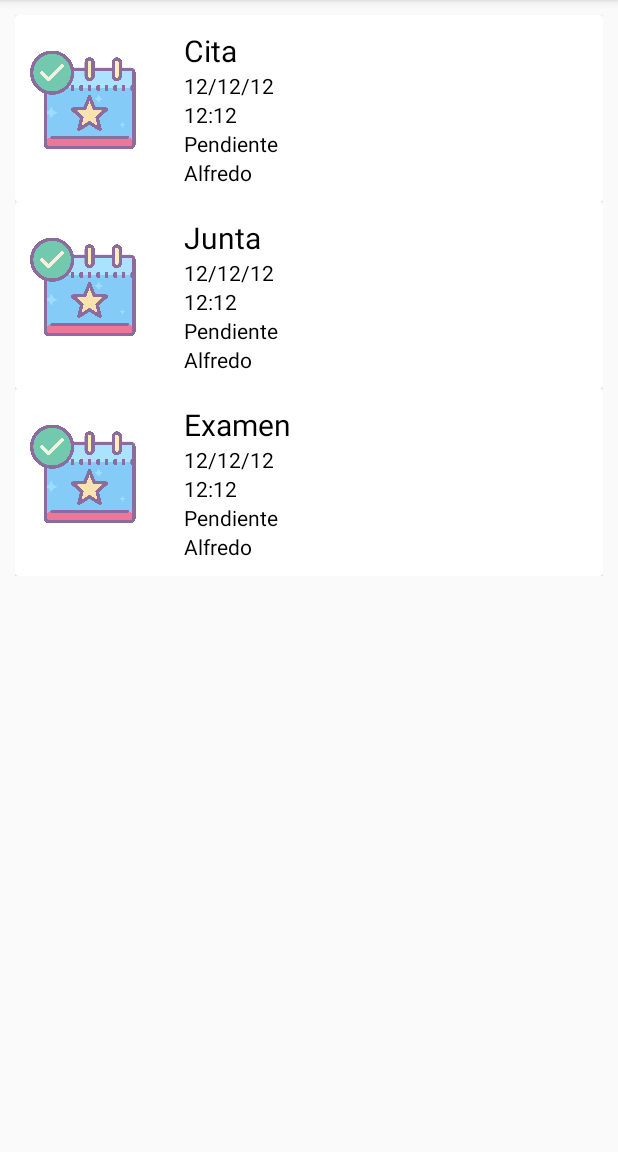
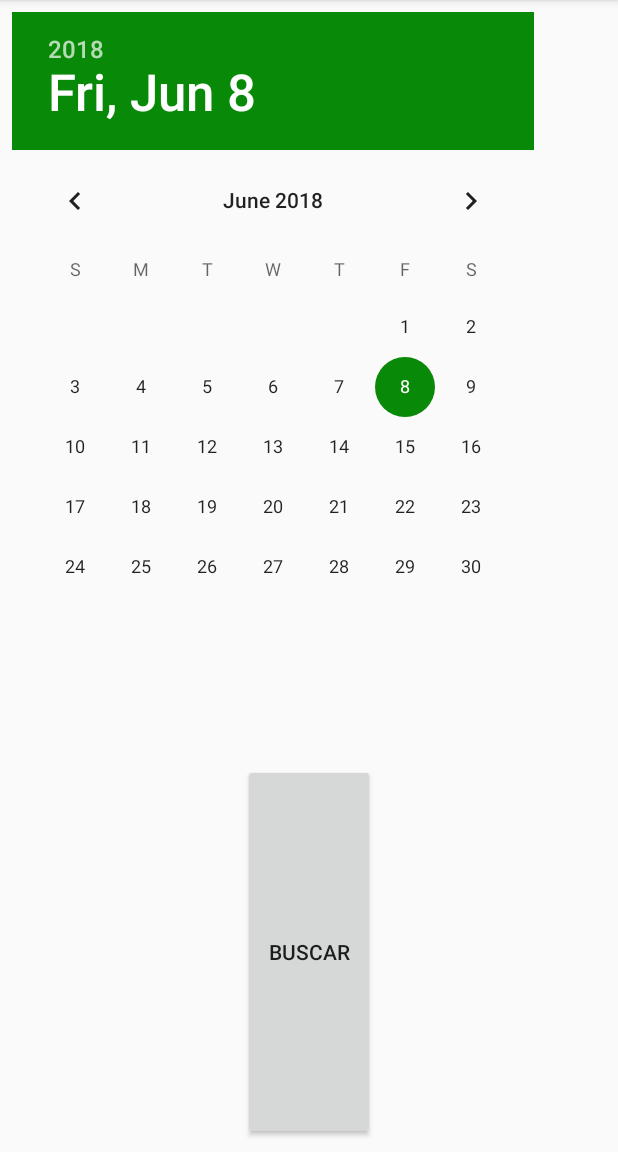
Before and after one commit to JC47/Moviles, an Android app: the screen it shows after launch (EventosActivity before the commit, searchActivity after it), after a tap on "CONSULTAR", on a phone screen of 412 x 824 dp, the part 84-1236 px from its top. Run offline under Robolectric (Android 15) with nearby library versions, the phone set to English and light mode, and no system bars.

Commit message:
98% terminado

```diff
--- a/Proyecto/app/src/main/AndroidManifest.xml
+++ b/Proyecto/app/src/main/AndroidManifest.xml
@@ -19,8 +19,8 @@
             </intent-filter>
         </activity>
         <activity android:name=".Add" />
-        <activity android:name=".Query" />
-        <activity android:name=".EventosActivity"></activity>
+        <activity android:name=".EventosActivity" />
+        <activity android:name=".searchActivity"></activity>
     </application>
 
 </manifest>
--- a/Proyecto/app/src/main/java/com/softsofware/javiercalette/proyecto/Evento.java
+++ b/Proyecto/app/src/main/java/com/softsofware/javiercalette/proyecto/Evento.java
@@ -13,7 +13,7 @@ public class Evento {
         this.img=img;
     }
 
-    public Evento() {
+    public Evento(String string, String cursorString) {
     }
 
     public String getEvento() {
--- a/Proyecto/app/src/main/java/com/softsofware/javiercalette/proyecto/EventosActivity.java
+++ b/Proyecto/app/src/main/java/com/softsofware/javiercalette/proyecto/EventosActivity.java
@@ -21,15 +21,11 @@ public class EventosActivity extends AppCompatActivity {
         recyclerViewEventos=(RecyclerView)findViewById(R.id.list1);
         recyclerViewEventos.setLayoutManager(new LinearLayoutManager(this));
 
-        adaptador=new EventAdapter(getEventos());
+        String f = getIntent().getExtras().getString("date_q");
+
+        base b = new base(getApplicationContext());
+
+        adaptador=new EventAdapter(b.listar(f));
         recyclerViewEventos.setAdapter(adaptador);
     }
-
-    public List<Evento> getEventos(){
-        List<Evento> e = new ArrayList<>();
-        e.add(new Evento("Cita","12/12/12","12:12","Pendiente","Alfredo",R.drawable.event));
-        e.add(new Evento("Junta","12/12/12","12:12","Pendiente","Alfredo",R.drawable.event));
-        e.add(new Evento("Examen","12/12/12","12:12","Pendiente","Alfredo",R.drawable.event));
-        return e;
-    }
 }
--- a/Proyecto/app/src/main/java/com/softsofware/javiercalette/proyecto/MainActivity.java
+++ b/Proyecto/app/src/main/java/com/softsofware/javiercalette/proyecto/MainActivity.java
@@ -5,6 +5,7 @@ import android.support.v7.app.AppCompatActivity;
 import android.os.Bundle;
 import android.view.View;
 import android.widget.Button;
+import android.widget.Toast;
 
 public class MainActivity extends AppCompatActivity {
 
@@ -27,7 +28,7 @@ public class MainActivity extends AppCompatActivity {
         b2.setOnClickListener(new View.OnClickListener() {
             @Override
             public void onClick(View view) {
-                Intent x = new Intent(view.getContext(),EventosActivity.class);
+                Intent x = new Intent(view.getContext(),searchActivity.class);
                 startActivity(x);
             }
         });
--- /dev/null
+++ b/Proyecto/app/src/main/java/com/softsofware/javiercalette/proyecto/searchActivity.java
@@ -0,0 +1,30 @@
+package com.softsofware.javiercalette.proyecto;
+
+import android.content.Intent;
+import android.support.v7.app.AppCompatActivity;
+import android.os.Bundle;
+import android.view.View;
+import android.widget.Button;
+import android.widget.DatePicker;
+
+public class searchActivity extends AppCompatActivity {
+
+    @Override
+    protected void onCreate(Bundle savedInstanceState) {
+        super.onCreate(savedInstanceState);
+        setContentView(R.layout.activity_search);
+        Button a = (Button)findViewById(R.id.btnS);
+        a.setOnClickListener(new View.OnClickListener() {
+            @Override
+            public void onClick(View view) {
+                DatePicker p = (DatePicker)findViewById(R.id.date1);
+                String fecha = p.getDayOfMonth()+"/"+(p.getMonth()+1)+"/"+p.getYear();
+
+                Intent x = new Intent(getApplicationContext(),EventosActivity.class);
+                x.putExtra("date_q",fecha);
+                startActivity(x);
+            }
+
+        });
+    }
+}
--- /dev/null
+++ b/Proyecto/app/src/main/res/layout/activity_search.xml
@@ -0,0 +1,25 @@
+<?xml version="1.0" encoding="utf-8"?>
+<LinearLayout xmlns:android="http://schemas.android.com/apk/res/android"
+    xmlns:app="http://schemas.android.com/apk/res-auto"
+    xmlns:tools="http://schemas.android.com/tools"
+    android:layout_width="match_parent"
+    android:layout_height="match_parent"
+    android:orientation="vertical"
+    android:layout_margin="8dp"
+    android:weightSum="3"
+    tools:context=".searchActivity">
+
+    <DatePicker
+        android:id="@+id/date1"
+        android:layout_weight="2"
+        android:layout_width="match_parent"
+        android:layout_height="0dp"/>
+    <Button
+        android:id="@+id/btnS"
+        android:layout_gravity="center_horizontal"
+        android:text="Buscar"
+        android:layout_width="wrap_content"
+        android:layout_weight="1"
+        android:layout_height="0dp" />
+
+</LinearLayout>
```
Also changed, not shown: Proyecto/app/src/main/java/com/softsofware/javiercalette/proyecto/Query.java (deleted, +0 -13 lines), Proyecto/app/src/main/java/com/softsofware/javiercalette/proyecto/base.java (+13 -6 lines), Proyecto/app/src/main/res/layout/activity_query.xml (deleted, +0 -14 lines), Proyecto/app/src/main/res/drawable/lupa.png (added).
